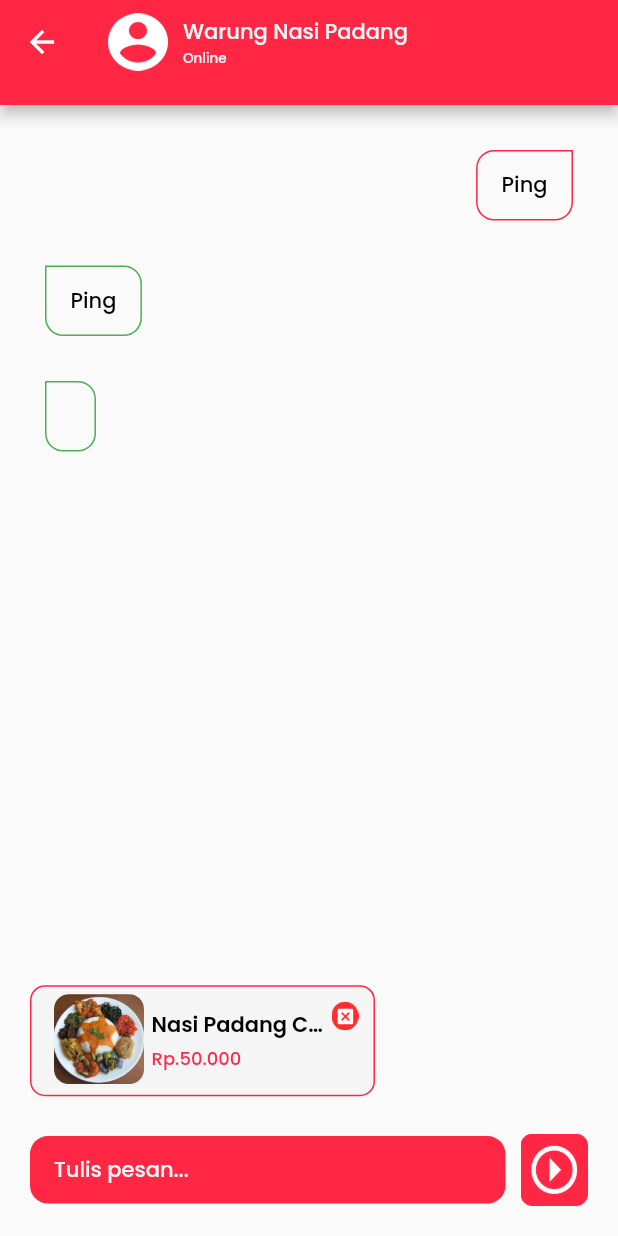
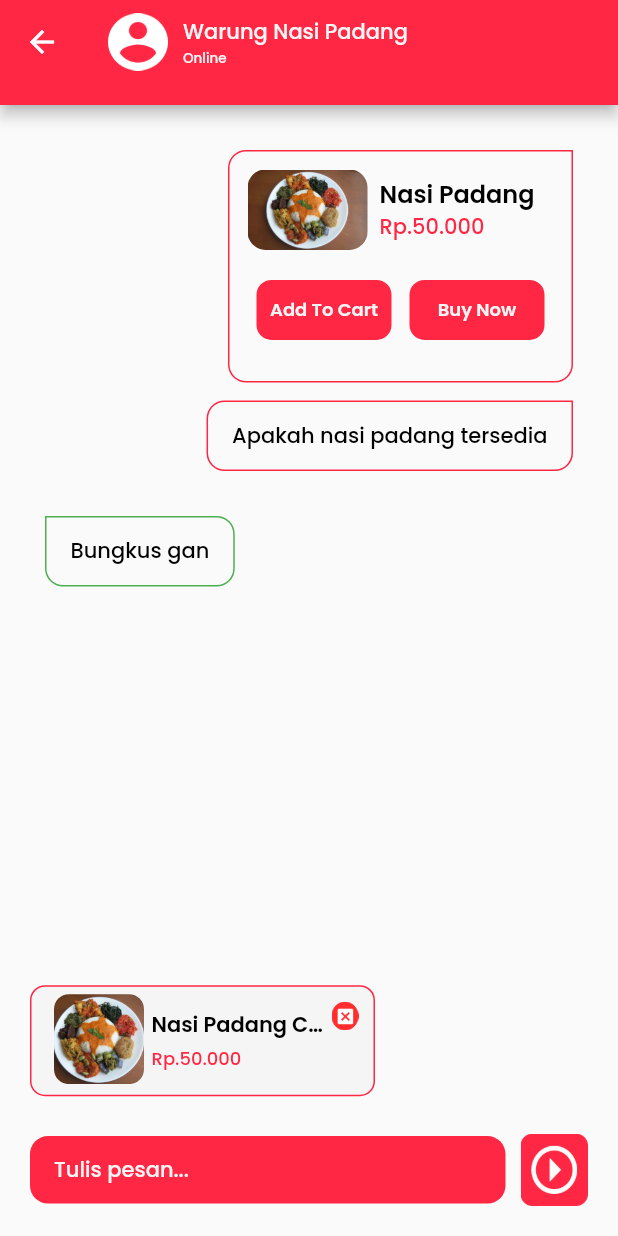
Before and after one commit to LukmanHadi07/goterno_application, a Flutter app: the DetailChatPage screen opened by its route, on a phone screen of 412 x 824 dp. Run offline on Flutter 3.47's test engine with Material 2 defaults, Android fonts, the phone set to English and light mode, and no system bars; our stand-ins replace google_fonts.

Commit message:
Project Skripsi

```diff
--- a/lib/pages/detail_chat_page.dart
+++ b/lib/pages/detail_chat_page.dart
@@ -121,13 +121,13 @@ class DetailChatPage extends StatelessWidget {
         children: const [
           ChatBubble(
             isSender: true,
-            text: 'Ping',
+            text: 'Apakah nasi padang tersedia',
+            hasProduct: true,
           ),
           ChatBubble(
             isSender: false,
-            text: 'Ping',
+            text: 'Bungkus gan',
           ),
-          ChatBubble()
         ],
       );
     }
--- a/lib/widgets/chat_bubble.dart
+++ b/lib/widgets/chat_bubble.dart
@@ -4,15 +4,123 @@ import 'package:goterno_app/themes.dart';
 class ChatBubble extends StatelessWidget {
   final String text;
   final bool isSender;
+  final bool hasProduct;
 
-  const ChatBubble({super.key, this.isSender = false, this.text = ''});
+  const ChatBubble(
+      {super.key,
+      this.isSender = false,
+      this.text = '',
+      this.hasProduct = false});
 
   @override
   Widget build(BuildContext context) {
+    Widget productPreview() {
+      return Container(
+          width: 230,
+          height: 155,
+          margin: const EdgeInsets.only(bottom: 12),
+          padding: const EdgeInsets.all(12),
+          decoration: BoxDecoration(
+            border: Border.all(
+              color: isSender ? redColor : Colors.green,
+            ),
+            borderRadius: BorderRadius.only(
+              topLeft: Radius.circular(isSender ? 12 : 0),
+              topRight: Radius.circular(isSender ? 0 : 12),
+              bottomLeft: const Radius.circular(12),
+              bottomRight: const Radius.circular(
+                12,
+              ),
+            ),
+          ),
+          child: Column(
+            children: [
+              Row(
+                children: [
+                  ClipRRect(
+                    borderRadius: BorderRadius.circular(12),
+                    child: Image.asset(
+                      'assets/images/nasipadang.webp',
+                      width: 80,
+                    ),
+                  ),
+                  const SizedBox(
+                    width: 8,
+                  ),
+                  Expanded(
+                    child: Column(
+                      crossAxisAlignment: CrossAxisAlignment.start,
+                      children: [
+                        Text(
+                          'Nasi Padang',
+                          style: blackTextStyle.copyWith(
+                              fontSize: 16, fontWeight: semibold),
+                        ),
+                        Text(
+                          'Rp.50.000',
+                          style: redTextStyle.copyWith(
+                              fontSize: 14, fontWeight: medium),
+                        )
+                      ],
+                    ),
+                  )
+                ],
+              ),
+              const SizedBox(
+                height: 20,
+              ),
+              Row(
+                mainAxisAlignment: MainAxisAlignment.spaceAround,
+                children: [
+                  GestureDetector(
+                    onTap: () {},
+                    child: Container(
+                      width: 90,
+                      height: 40,
+                      decoration: BoxDecoration(
+                          color: redColor,
+                          borderRadius: BorderRadius.circular(10)),
+                      child: Center(
+                          child: Text(
+                        'Add To Cart',
+                        style: whiteTextStyle.copyWith(
+                            fontSize: 12, fontWeight: semibold),
+                      )),
+                    ),
+                  ),
+                  GestureDetector(
+                    onTap: () {},
+                    child: Container(
+                      width: 90,
+                      height: 40,
+                      decoration: BoxDecoration(
+                        color: redColor,
+                        borderRadius: BorderRadius.circular(10),
+                      ),
+                      child: Center(
+                        child: Text(
+                          'Buy Now',
+                          style: whiteTextStyle.copyWith(
+                              fontSize: 12, fontWeight: semibold),
+                        ),
+                      ),
+                    ),
+                  )
+                ],
+              ),
+            ],
+          ));
+    }
+
     return Container(
       width: double.infinity,
       margin: const EdgeInsets.only(top: 30.0),
-      child: Row(
+      child: Column(
+          crossAxisAlignment:
+              isSender ? CrossAxisAlignment.end : CrossAxisAlignment.start,
+          children: [
+            hasProduct ? productPreview() : const SizedBox(),
+            Row(
               mainAxisAlignment:
                   isSender ? MainAxisAlignment.end : MainAxisAlignment.start,
               children: [
@@ -20,9 +128,11 @@ class ChatBubble extends StatelessWidget {
                     child: Container(
                   constraints: BoxConstraints(
                       maxWidth: MediaQuery.of(context).size.width * 0.6),
-            padding: const EdgeInsets.symmetric(vertical: 12, horizontal: 16),
+                  padding:
+                      const EdgeInsets.symmetric(vertical: 12, horizontal: 16),
                   decoration: BoxDecoration(
-              border: Border.all(color: isSender ? redColor : Colors.green),
+                    border:
+                        Border.all(color: isSender ? redColor : Colors.green),
                     borderRadius: BorderRadius.only(
                         topLeft: Radius.circular(isSender ? 12 : 0),
                         topRight: Radius.circular(isSender ? 0 : 12),
@@ -31,11 +141,13 @@ class ChatBubble extends StatelessWidget {
                   ),
                   child: Text(
                     text,
-              style: blackTextStyle.copyWith(fontSize: 14, fontWeight: medium),
+                    style: blackTextStyle.copyWith(
+                        fontSize: 14, fontWeight: medium),
                   ),
                 )),
               ],
             ),
+          ]),
     );
   }
 }
```
Lines whose indentation alone changed are shown as unchanged.
